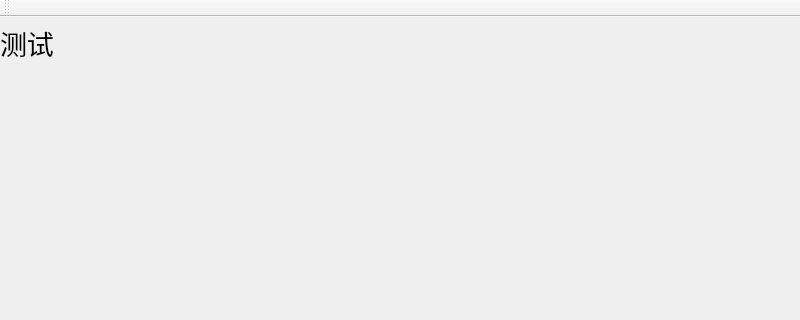
First picture: the form in simuworld.ui, repository doowzs/LabLuminac-Qt-2DWorld-Engine, before the edit; both pictures show x 0 to 800 and y 0 to 320 of the 800 by 1000 pixel window.
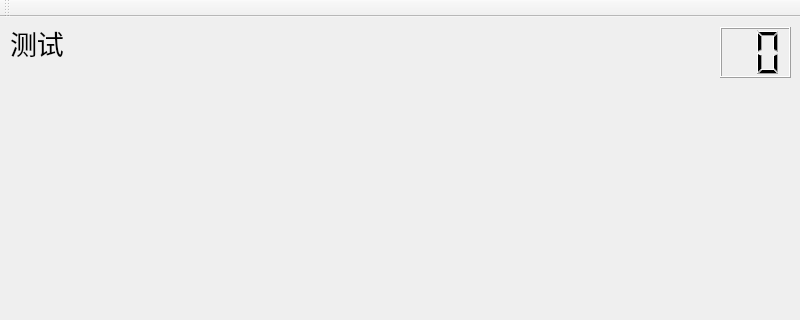
Second picture: the form after the edit.

Diff of the .ui file:
```diff
--- a/simuworld.ui
+++ b/simuworld.ui
@@ -32,10 +32,10 @@
     </property>
     <property name="geometry">
      <rect>
-      <x>10</x>
-      <y>10</y>
-      <width>781</width>
-      <height>871</height>
+      <x>0</x>
+      <y>0</y>
+      <width>801</width>
+      <height>891</height>
      </rect>
     </property>
     <property name="focusPolicy">
@@ -60,9 +60,9 @@
    <widget class="QLabel" name="label">
     <property name="geometry">
      <rect>
-      <x>0</x>
+      <x>10</x>
       <y>0</y>
-      <width>71</width>
+      <width>171</width>
       <height>51</height>
      </rect>
     </property>
@@ -135,6 +135,19 @@
      <string>清除</string>
     </property>
    </widget>
+   <widget class="QLCDNumber" name="lcdNumber">
+    <property name="geometry">
+     <rect>
+      <x>720</x>
+      <y>10</y>
+      <width>71</width>
+      <height>51</height>
+     </rect>
+    </property>
+    <property name="digitCount">
+     <number>2</number>
+    </property>
+   </widget>
   </widget>
   <widget class="QMenuBar" name="menuBar">
    <property name="geometry">
```
